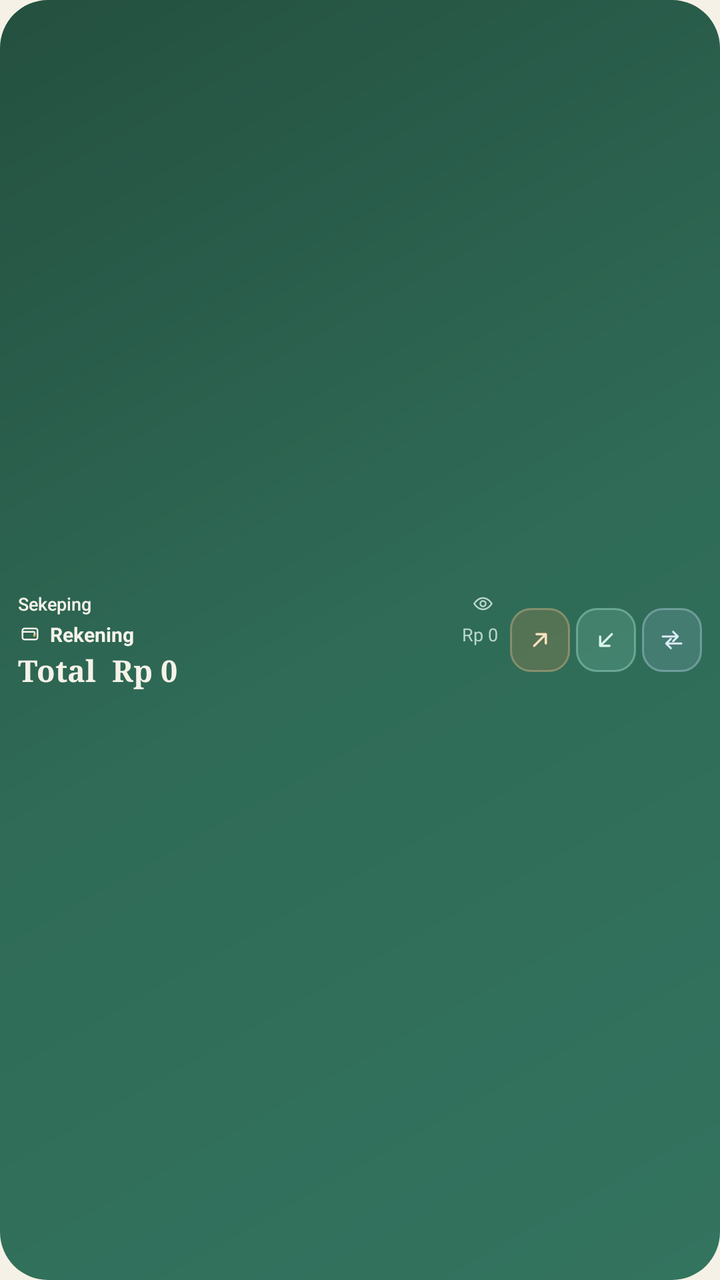
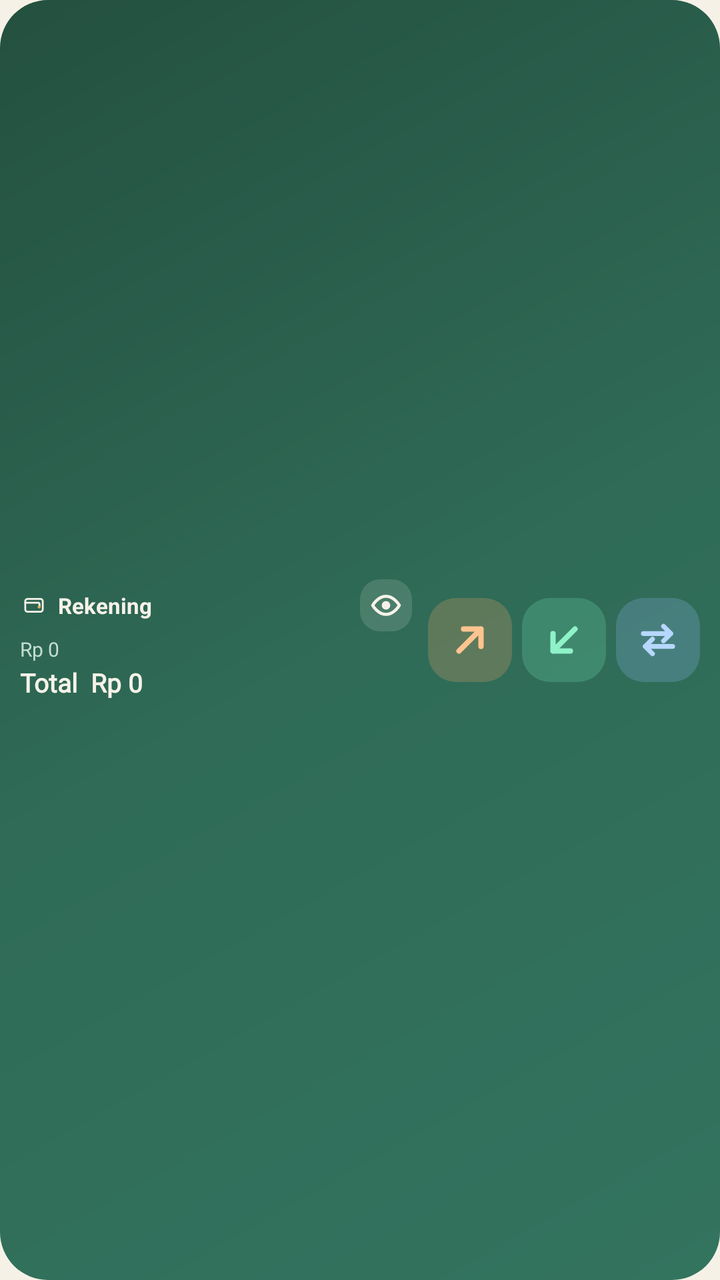

Compare the two renders of this Android layout. The source of the first and the diff that turns it into the second are given below.
<!-- AndroidManifest.xml: application theme Theme.Sekeping -->
<!-- res/layout/widget_sekeping_small.xml -->
<?xml version="1.0" encoding="utf-8"?>
<LinearLayout xmlns:android="http://schemas.android.com/apk/res/android"
    android:id="@+id/widget_root"
    android:layout_width="match_parent"
    android:layout_height="match_parent"
    android:background="@drawable/widget_bg"
    android:contentDescription="@string/widget_open"
    android:gravity="center_vertical"
    android:orientation="horizontal"
    android:padding="9dp">

    <LinearLayout
        android:layout_width="0dp"
        android:layout_height="wrap_content"
        android:layout_weight="1"
        android:orientation="vertical">

        <LinearLayout
            android:layout_width="match_parent"
            android:layout_height="wrap_content"
            android:gravity="center_vertical"
            android:orientation="horizontal">

            <TextView
                android:layout_width="wrap_content"
                android:layout_height="wrap_content"
                android:fontFamily="sans-serif-medium"
                android:text="@string/app_name"
                android:textColor="@color/widget_cream"
                android:textSize="9sp" />

            <TextView
                android:layout_width="0dp"
                android:layout_height="1dp"
                android:layout_weight="1" />

            <ImageView
                android:id="@+id/widget_eye"
                android:layout_width="15dp"
                android:layout_height="15dp"
                android:contentDescription="@string/widget_toggle_amounts"
                android:padding="2dp"
                android:src="@drawable/ic_eye"
                android:tint="@color/widget_muted" />
        </LinearLayout>

        <LinearLayout
            android:layout_width="match_parent"
            android:layout_height="wrap_content"
            android:layout_marginTop="1dp"
            android:gravity="center_vertical"
            android:orientation="horizontal">

            <ImageView
                android:id="@+id/widget_provider_icon"
                android:layout_width="12dp"
                android:layout_height="12dp"
                android:contentDescription="@string/widget_provider"
                android:src="@drawable/ic_wallet" />

            <TextView
                android:id="@+id/widget_provider"
                android:layout_width="0dp"
                android:layout_height="wrap_content"
                android:layout_marginStart="4dp"
                android:layout_weight="1"
                android:ellipsize="end"
                android:maxLines="1"
                android:text="@string/widget_provider"
                android:textColor="@color/widget_cream"
                android:textSize="10sp"
                android:textStyle="bold" />

            <TextView
                android:id="@+id/widget_provider_balance"
                android:layout_width="wrap_content"
                android:layout_height="wrap_content"
                android:layout_marginStart="4dp"
                android:ellipsize="end"
                android:maxLines="1"
                android:text="Rp 0"
                android:textColor="@color/widget_muted"
                android:textSize="9sp" />
        </LinearLayout>

        <TextView
            android:id="@+id/widget_total"
            android:layout_width="match_parent"
            android:layout_height="wrap_content"
            android:layout_marginTop="1dp"
            android:ellipsize="end"
            android:fontFamily="serif"
            android:maxLines="1"
            android:text="Total  Rp 0"
            android:textColor="@color/widget_cream"
            android:textSize="15sp"
            android:textStyle="bold" />
    </LinearLayout>

    <LinearLayout
        android:layout_width="wrap_content"
        android:layout_height="match_parent"
        android:layout_marginStart="6dp"
        android:gravity="center_vertical"
        android:orientation="horizontal">

        <LinearLayout
            android:id="@+id/widget_expense"
            android:layout_width="30dp"
            android:layout_height="32dp"
            android:layout_marginEnd="3dp"
            android:background="@drawable/widget_btn_expense"
            android:clickable="true"
            android:contentDescription="@string/widget_expense"
            android:focusable="true"
            android:gravity="center"
            android:orientation="vertical">

            <ImageView
                android:layout_width="14dp"
                android:layout_height="14dp"
                android:contentDescription="@string/widget_expense"
                android:src="@drawable/ic_widget_expense"
                android:tint="@color/widget_icon_expense" />

            <TextView
                android:id="@+id/widget_expense_label"
                android:layout_width="0dp"
                android:layout_height="0dp"
                android:visibility="gone" />
        </LinearLayout>

        <LinearLayout
            android:id="@+id/widget_income"
            android:layout_width="30dp"
            android:layout_height="32dp"
            android:layout_marginEnd="3dp"
            android:background="@drawable/widget_btn_income"
            android:clickable="true"
            android:contentDescription="@string/widget_income"
            android:focusable="true"
            android:gravity="center"
            android:orientation="vertical">

            <ImageView
                android:layout_width="14dp"
                android:layout_height="14dp"
                android:contentDescription="@string/widget_income"
                android:src="@drawable/ic_widget_income"
                android:tint="@color/widget_icon_income" />

            <TextView
                android:id="@+id/widget_income_label"
                android:layout_width="0dp"
                android:layout_height="0dp"
                android:visibility="gone" />
        </LinearLayout>

        <LinearLayout
            android:id="@+id/widget_transfer"
            android:layout_width="30dp"
            android:layout_height="32dp"
            android:background="@drawable/widget_btn_transfer"
            android:clickable="true"
            android:contentDescription="@string/widget_transfer"
            android:focusable="true"
            android:gravity="center"
            android:orientation="vertical">

            <ImageView
                android:layout_width="14dp"
                android:layout_height="14dp"
                android:contentDescription="@string/widget_transfer"
                android:src="@drawable/ic_widget_transfer"
                android:tint="@color/widget_icon_transfer" />

            <TextView
                android:id="@+id/widget_transfer_label"
                android:layout_width="0dp"
                android:layout_height="0dp"
                android:visibility="gone" />
        </LinearLayout>
    </LinearLayout>
</LinearLayout>
<!-- resources referenced by this layout -->
<resources>
  <color name="widget_icon_expense">#FFE1BC</color>
  <color name="widget_icon_income">#D8F6EA</color>
  <color name="widget_icon_transfer">#DCEBF7</color>
  <color name="widget_muted">#B9D6CA</color>
  <!-- drawable ic_eye (drawable) -->
  <vector xmlns:android="http://schemas.android.com/apk/res/android"
      android:width="24dp" android:height="24dp"
      android:viewportWidth="24" android:viewportHeight="24">
      <path android:fillColor="#00000000" android:strokeColor="#FFFFFFFF" android:strokeWidth="1.8"
          android:pathData="M2.5,12S6,5.8 12,5.8 21.5,12 21.5,12 18,18.2 12,18.2 2.5,12 2.5,12Z" />
      <path android:fillColor="#00000000" android:strokeColor="#FFFFFFFF" android:strokeWidth="1.8"
          android:pathData="M12,12m-3,0a3,3 0 1,0 6,0a3,3 0 1,0 -6,0" />
  </vector>
  <!-- drawable ic_widget_expense (drawable) -->
  <?xml version="1.0" encoding="utf-8"?>
  <vector xmlns:android="http://schemas.android.com/apk/res/android"
      android:width="24dp"
      android:height="24dp"
      android:viewportWidth="24"
      android:viewportHeight="24">
      <path
          android:fillColor="#00000000"
          android:pathData="M7,17L17,7M9,7h8v8"
          android:strokeColor="#FFFFFFFF"
          android:strokeLineCap="round"
          android:strokeLineJoin="round"
          android:strokeWidth="1.9" />
  </vector>
  <!-- drawable ic_widget_income (drawable) -->
  <?xml version="1.0" encoding="utf-8"?>
  <vector xmlns:android="http://schemas.android.com/apk/res/android"
      android:width="24dp"
      android:height="24dp"
      android:viewportWidth="24"
      android:viewportHeight="24">
      <path
          android:fillColor="#00000000"
          android:pathData="M17,7L7,17M15,17H7V9"
          android:strokeColor="#FFFFFFFF"
          android:strokeLineCap="round"
          android:strokeLineJoin="round"
          android:strokeWidth="1.9" />
  </vector>
  <!-- drawable ic_widget_transfer (drawable) -->
  <?xml version="1.0" encoding="utf-8"?>
  <vector xmlns:android="http://schemas.android.com/apk/res/android"
      android:width="24dp"
      android:height="24dp"
      android:viewportWidth="24"
      android:viewportHeight="24">
      <path
          android:fillColor="#00000000"
          android:pathData="M4,9h13m-4,-4l4,4l-4,4M20,15H7m4,4l-4,-4l4,-4"
          android:strokeColor="#FFFFFFFF"
          android:strokeLineCap="round"
          android:strokeLineJoin="round"
          android:strokeWidth="1.8" />
  </vector>
  <!-- drawable widget_btn_expense (drawable) -->
  <?xml version="1.0" encoding="utf-8"?>
  <ripple xmlns:android="http://schemas.android.com/apk/res/android"
      android:color="#33FFFFFF">
      <item>
          <shape android:shape="rectangle">
              <solid android:color="#3DC98A4B" />
              <corners android:radius="10dp" />
              <stroke
                  android:width="1dp"
                  android:color="#66E8BE8C" />
          </shape>
      </item>
  </ripple>
  <!-- drawable widget_btn_income (drawable) -->
  <?xml version="1.0" encoding="utf-8"?>
  <ripple xmlns:android="http://schemas.android.com/apk/res/android"
      android:color="#33FFFFFF">
      <item>
          <shape android:shape="rectangle">
              <solid android:color="#338FD8C0" />
              <corners android:radius="10dp" />
              <stroke
                  android:width="1dp"
                  android:color="#66B4EED8" />
          </shape>
      </item>
  </ripple>
  <!-- drawable widget_btn_transfer (drawable) -->
  <?xml version="1.0" encoding="utf-8"?>
  <ripple xmlns:android="http://schemas.android.com/apk/res/android"
      android:color="#33FFFFFF">
      <item>
          <shape android:shape="rectangle">
              <solid android:color="#339DBBD4" />
              <corners android:radius="10dp" />
              <stroke
                  android:width="1dp"
                  android:color="#66BED7EC" />
          </shape>
      </item>
  </ripple>
  <string name="app_name">Sekeping</string>
  <!-- unchanged entries left out for length: 14 -->
</resources>

<!-- the commit's change to res/layout/widget_sekeping_small.xml (unified diff, before → after) -->
@@ -7,7 +7,7 @@
     android:contentDescription="@string/widget_open"
     android:gravity="center_vertical"
     android:orientation="horizontal"
-    android:padding="9dp">
+    android:padding="10dp">
 
     <LinearLayout
         android:layout_width="0dp"
@@ -21,40 +21,10 @@
             android:gravity="center_vertical"
             android:orientation="horizontal">
 
-            <TextView
-                android:layout_width="wrap_content"
-                android:layout_height="wrap_content"
-                android:fontFamily="sans-serif-medium"
-                android:text="@string/app_name"
-                android:textColor="@color/widget_cream"
-                android:textSize="9sp" />
-
-            <TextView
-                android:layout_width="0dp"
-                android:layout_height="1dp"
-                android:layout_weight="1" />
-
-            <ImageView
-                android:id="@+id/widget_eye"
-                android:layout_width="15dp"
-                android:layout_height="15dp"
-                android:contentDescription="@string/widget_toggle_amounts"
-                android:padding="2dp"
-                android:src="@drawable/ic_eye"
-                android:tint="@color/widget_muted" />
-        </LinearLayout>
-
-        <LinearLayout
-            android:layout_width="match_parent"
-            android:layout_height="wrap_content"
-            android:layout_marginTop="1dp"
-            android:gravity="center_vertical"
-            android:orientation="horizontal">
-
             <ImageView
                 android:id="@+id/widget_provider_icon"
-                android:layout_width="12dp"
-                android:layout_height="12dp"
+                android:layout_width="14dp"
+                android:layout_height="14dp"
                 android:contentDescription="@string/widget_provider"
                 android:src="@drawable/ic_wallet" />
 
@@ -62,26 +32,37 @@
                 android:id="@+id/widget_provider"
                 android:layout_width="0dp"
                 android:layout_height="wrap_content"
-                android:layout_marginStart="4dp"
+                android:layout_marginStart="5dp"
                 android:layout_weight="1"
                 android:ellipsize="end"
                 android:maxLines="1"
                 android:text="@string/widget_provider"
                 android:textColor="@color/widget_cream"
-                android:textSize="10sp"
+                android:textSize="11sp"
                 android:textStyle="bold" />
 
-            <TextView
-                android:id="@+id/widget_provider_balance"
-                android:layout_width="wrap_content"
-                android:layout_height="wrap_content"
+            <ImageView
+                android:id="@+id/widget_eye"
+                android:layout_width="26dp"
+                android:layout_height="26dp"
                 android:layout_marginStart="4dp"
-                android:ellipsize="end"
-                android:maxLines="1"
-                android:text="Rp 0"
-                android:textColor="@color/widget_muted"
-                android:textSize="9sp" />
+                android:background="@drawable/widget_chip"
+                android:contentDescription="@string/widget_toggle_amounts"
+                android:padding="5dp"
+                android:src="@drawable/ic_eye"
+                android:tint="@color/widget_cream" />
         </LinearLayout>
+
+        <TextView
+            android:id="@+id/widget_provider_balance"
+            android:layout_width="match_parent"
+            android:layout_height="wrap_content"
+            android:layout_marginTop="2dp"
+            android:ellipsize="end"
+            android:maxLines="1"
+            android:text="Rp 0"
+            android:textColor="@color/widget_muted"
+            android:textSize="10sp" />
 
         <TextView
             android:id="@+id/widget_total"
@@ -89,26 +70,31 @@
             android:layout_height="wrap_content"
             android:layout_marginTop="1dp"
             android:ellipsize="end"
-            android:fontFamily="serif"
             android:maxLines="1"
             android:text="Total  Rp 0"
             android:textColor="@color/widget_cream"
-            android:textSize="15sp"
-            android:textStyle="bold" />
+            android:textSize="13sp"
+            android:textStyle="bold"
+            style="@style/WidgetBalance" />
+
+        <TextView
+            android:id="@+id/widget_total_label"
+            android:layout_width="0dp"
+            android:layout_height="0dp"
+            android:visibility="gone" />
     </LinearLayout>
 
     <LinearLayout
         android:layout_width="wrap_content"
-        android:layout_height="match_parent"
-        android:layout_marginStart="6dp"
+        android:layout_height="wrap_content"
+        android:layout_marginStart="8dp"
         android:gravity="center_vertical"
         android:orientation="horizontal">
 
         <LinearLayout
             android:id="@+id/widget_expense"
-            android:layout_width="30dp"
-            android:layout_height="32dp"
-            android:layout_marginEnd="3dp"
+            android:layout_width="42dp"
+            android:layout_height="42dp"
             android:background="@drawable/widget_btn_expense"
             android:clickable="true"
             android:contentDescription="@string/widget_expense"
@@ -117,8 +103,8 @@
             android:orientation="vertical">
 
             <ImageView
-                android:layout_width="14dp"
-                android:layout_height="14dp"
+                android:layout_width="22dp"
+                android:layout_height="22dp"
                 android:contentDescription="@string/widget_expense"
                 android:src="@drawable/ic_widget_expense"
                 android:tint="@color/widget_icon_expense" />
@@ -132,9 +118,9 @@
 
         <LinearLayout
             android:id="@+id/widget_income"
-            android:layout_width="30dp"
-            android:layout_height="32dp"
-            android:layout_marginEnd="3dp"
+            android:layout_width="42dp"
+            android:layout_height="42dp"
+            android:layout_marginStart="5dp"
             android:background="@drawable/widget_btn_income"
             android:clickable="true"
             android:contentDescription="@string/widget_income"
@@ -143,8 +129,8 @@
             android:orientation="vertical">
 
             <ImageView
-                android:layout_width="14dp"
-                android:layout_height="14dp"
+                android:layout_width="22dp"
+                android:layout_height="22dp"
                 android:contentDescription="@string/widget_income"
                 android:src="@drawable/ic_widget_income"
                 android:tint="@color/widget_icon_income" />
@@ -158,8 +144,9 @@
 
         <LinearLayout
             android:id="@+id/widget_transfer"
-            android:layout_width="30dp"
-            android:layout_height="32dp"
+            android:layout_width="42dp"
+            android:layout_height="42dp"
+            android:layout_marginStart="5dp"
             android:background="@drawable/widget_btn_transfer"
             android:clickable="true"
             android:contentDescription="@string/widget_transfer"
@@ -168,8 +155,8 @@
             android:orientation="vertical">
 
             <ImageView
-                android:layout_width="14dp"
-                android:layout_height="14dp"
+                android:layout_width="22dp"
+                android:layout_height="22dp"
                 android:contentDescription="@string/widget_transfer"
                 android:src="@drawable/ic_widget_transfer"
                 android:tint="@color/widget_icon_transfer" />
<!-- resource entries referenced after the edit -->
@@ -1,17 +1,19 @@
 <!-- resources referenced by this layout -->
 <resources>
-  <color name="widget_icon_expense">#FFE1BC</color>
-  <color name="widget_icon_income">#D8F6EA</color>
-  <color name="widget_icon_transfer">#DCEBF7</color>
-  <color name="widget_muted">#B9D6CA</color>
+  <color name="widget_icon_expense">#FFC48F</color>
+  <color name="widget_icon_income">#8FF2C9</color>
+  <color name="widget_icon_transfer">#B7D7FF</color>
+  <color name="widget_muted">#C2DCD1</color>
   <!-- drawable ic_eye (drawable) -->
+  <?xml version="1.0" encoding="utf-8"?>
   <vector xmlns:android="http://schemas.android.com/apk/res/android"
       android:width="24dp" android:height="24dp"
       android:viewportWidth="24" android:viewportHeight="24">
-      <path android:fillColor="#00000000" android:strokeColor="#FFFFFFFF" android:strokeWidth="1.8"
-          android:pathData="M2.5,12S6,5.8 12,5.8 21.5,12 21.5,12 18,18.2 12,18.2 2.5,12 2.5,12Z" />
-      <path android:fillColor="#00000000" android:strokeColor="#FFFFFFFF" android:strokeWidth="1.8"
-          android:pathData="M12,12m-3,0a3,3 0 1,0 6,0a3,3 0 1,0 -6,0" />
+      <path android:fillColor="#00000000" android:strokeColor="#FFFFFFFF" android:strokeWidth="2.3"
+          android:strokeLineJoin="round"
+          android:pathData="M2,12S5.8,5.2 12,5.2 22,12 22,12 18.2,18.8 12,18.8 2,12 2,12Z" />
+      <path android:fillColor="#FFFFFFFF"
+          android:pathData="M12,8.8a3.2,3.2 0 1,0 0,6.4a3.2,3.2 0 1,0 0,-6.4Z" />
   </vector>
   <!-- drawable ic_widget_expense (drawable) -->
   <?xml version="1.0" encoding="utf-8"?>
@@ -22,11 +24,11 @@
       android:viewportHeight="24">
       <path
           android:fillColor="#00000000"
-          android:pathData="M7,17L17,7M9,7h8v8"
+          android:pathData="M6,18L18,6M8.5,6H18V15.5"
           android:strokeColor="#FFFFFFFF"
           android:strokeLineCap="round"
           android:strokeLineJoin="round"
-          android:strokeWidth="1.9" />
+          android:strokeWidth="2.9" />
   </vector>
   <!-- drawable ic_widget_income (drawable) -->
   <?xml version="1.0" encoding="utf-8"?>
@@ -37,11 +39,11 @@
       android:viewportHeight="24">
       <path
           android:fillColor="#00000000"
-          android:pathData="M17,7L7,17M15,17H7V9"
+          android:pathData="M18,6L6,18M15.5,18H6V8.5"
           android:strokeColor="#FFFFFFFF"
           android:strokeLineCap="round"
           android:strokeLineJoin="round"
-          android:strokeWidth="1.9" />
+          android:strokeWidth="2.9" />
   </vector>
   <!-- drawable ic_widget_transfer (drawable) -->
   <?xml version="1.0" encoding="utf-8"?>
@@ -52,55 +54,56 @@
       android:viewportHeight="24">
       <path
           android:fillColor="#00000000"
-          android:pathData="M4,9h13m-4,-4l4,4l-4,4M20,15H7m4,4l-4,-4l4,-4"
+          android:pathData="M4,8.5H19M15,4.5L19,8.5L15,12.5M20,15.5H5M9,11.5L5,15.5L9,19.5"
           android:strokeColor="#FFFFFFFF"
           android:strokeLineCap="round"
           android:strokeLineJoin="round"
-          android:strokeWidth="1.8" />
+          android:strokeWidth="2.6" />
   </vector>
   <!-- drawable widget_btn_expense (drawable) -->
   <?xml version="1.0" encoding="utf-8"?>
   <ripple xmlns:android="http://schemas.android.com/apk/res/android"
-      android:color="#33FFFFFF">
+      android:color="#40FFFFFF">
       <item>
           <shape android:shape="rectangle">
-              <solid android:color="#3DC98A4B" />
-              <corners android:radius="10dp" />
-              <stroke
-                  android:width="1dp"
-                  android:color="#66E8BE8C" />
+              <solid android:color="#3DF0A264" />
+              <corners android:radius="14dp" />
           </shape>
       </item>
   </ripple>
   <!-- drawable widget_btn_income (drawable) -->
   <?xml version="1.0" encoding="utf-8"?>
   <ripple xmlns:android="http://schemas.android.com/apk/res/android"
-      android:color="#33FFFFFF">
+      android:color="#40FFFFFF">
       <item>
           <shape android:shape="rectangle">
-              <solid android:color="#338FD8C0" />
-              <corners android:radius="10dp" />
-              <stroke
-                  android:width="1dp"
-                  android:color="#66B4EED8" />
+              <solid android:color="#3D6FE3B5" />
+              <corners android:radius="14dp" />
           </shape>
       </item>
   </ripple>
   <!-- drawable widget_btn_transfer (drawable) -->
   <?xml version="1.0" encoding="utf-8"?>
   <ripple xmlns:android="http://schemas.android.com/apk/res/android"
-      android:color="#33FFFFFF">
+      android:color="#40FFFFFF">
       <item>
           <shape android:shape="rectangle">
-              <solid android:color="#339DBBD4" />
-              <corners android:radius="10dp" />
-              <stroke
-                  android:width="1dp"
-                  android:color="#66BED7EC" />
+              <solid android:color="#3D8DB8F0" />
+              <corners android:radius="14dp" />
           </shape>
       </item>
   </ripple>
-  <string name="app_name">Sekeping</string>
+  <!-- drawable widget_chip (drawable) -->
+  <?xml version="1.0" encoding="utf-8"?>
+  <shape xmlns:android="http://schemas.android.com/apk/res/android"
+      android:shape="rectangle">
+      <solid android:color="#24F6F2E9" />
+      <corners android:radius="10dp" />
+  </shape>
+  <style name="WidgetBalance">
+          <item name="android:fontFamily">serif</item>
+          <item name="android:textStyle">bold</item>
+      </style>
   <!-- unchanged entries left out for length: 14 -->
 </resources>
 
